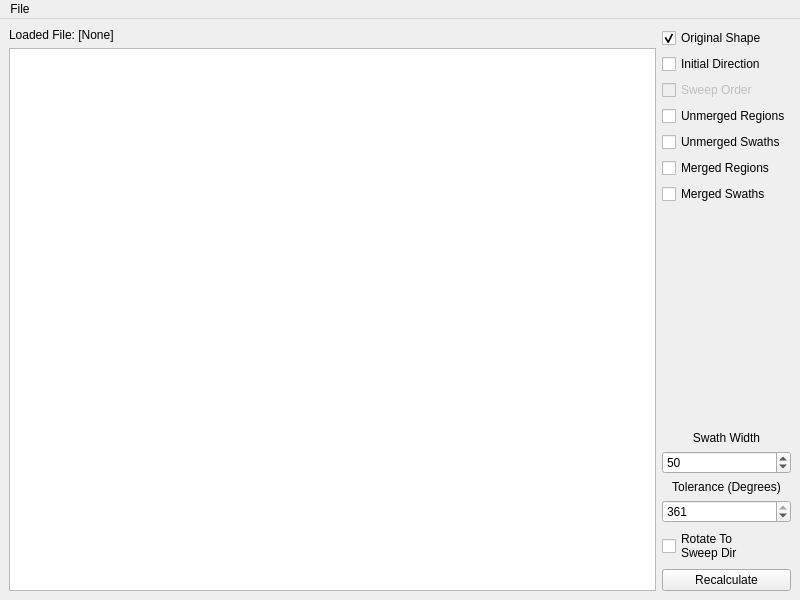
First picture: the form in src/ads/ccpp/desktop-tool/ui/mainwindow.ui, repository Ipiano/coverage-planning, before the edit.
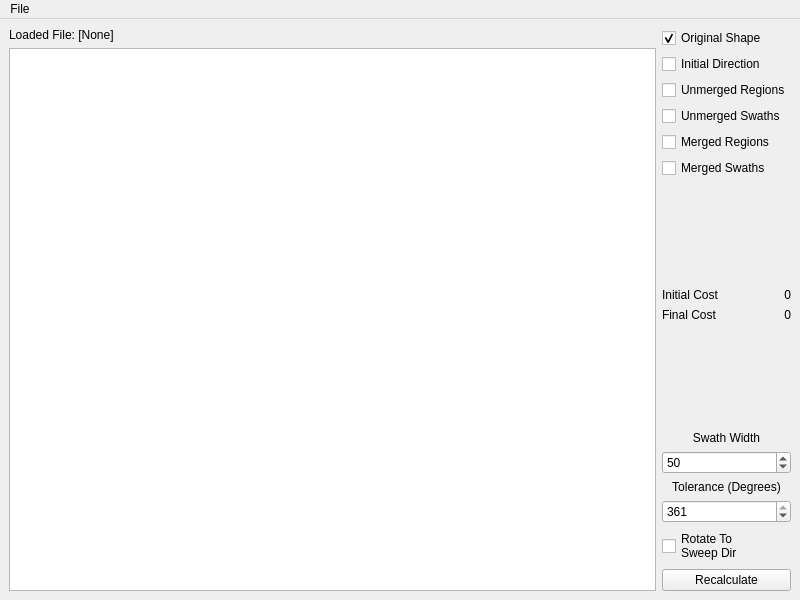
Second picture: the form after the edit.

Commit message: Add initial and final cost indication to UI

Diff of the .ui file:
```diff
--- a/src/ads/ccpp/desktop-tool/ui/mainwindow.ui
+++ b/src/ads/ccpp/desktop-tool/ui/mainwindow.ui
@@ -48,16 +48,6 @@
         </property>
        </widget>
       </item>
-      <item>
-       <widget class="QCheckBox" name="checkBox_sweepOrder">
-        <property name="enabled">
-         <bool>false</bool>
-        </property>
-        <property name="text">
-         <string>Sweep Order</string>
-        </property>
-       </widget>
-      </item>
       <item>
        <widget class="QCheckBox" name="checkBox_decomposition">
         <property name="text">
@@ -102,6 +92,60 @@
         </property>
        </spacer>
       </item>
+      <item>
+       <layout class="QGridLayout" name="gridLayout_2">
+        <property name="topMargin">
+         <number>0</number>
+        </property>
+        <item row="0" column="1">
+         <widget class="QLabel" name="label_initialCost">
+          <property name="text">
+           <string>0</string>
+          </property>
+          <property name="alignment">
+           <set>Qt::AlignRight|Qt::AlignTrailing|Qt::AlignVCenter</set>
+          </property>
+         </widget>
+        </item>
+        <item row="0" column="0">
+         <widget class="QLabel" name="label_3">
+          <property name="text">
+           <string>Initial Cost</string>
+          </property>
+         </widget>
+        </item>
+        <item row="1" column="0">
+         <widget class="QLabel" name="label_5">
+          <property name="text">
+           <string>Final Cost</string>
+          </property>
+         </widget>
+        </item>
+        <item row="1" column="1">
+         <widget class="QLabel" name="label_finalCost">
+          <property name="text">
+           <string>0</string>
+          </property>
+          <property name="alignment">
+           <set>Qt::AlignRight|Qt::AlignTrailing|Qt::AlignVCenter</set>
+          </property>
+         </widget>
+        </item>
+       </layout>
+      </item>
+      <item>
+       <spacer name="verticalSpacer_2">
+        <property name="orientation">
+         <enum>Qt::Vertical</enum>
+        </property>
+        <property name="sizeHint" stdset="0">
+         <size>
+          <width>20</width>
+          <height>40</height>
+         </size>
+        </property>
+       </spacer>
+      </item>
       <item>
        <widget class="QLabel" name="label_2">
         <property name="text">
```
The commit also changes 1 other file.
